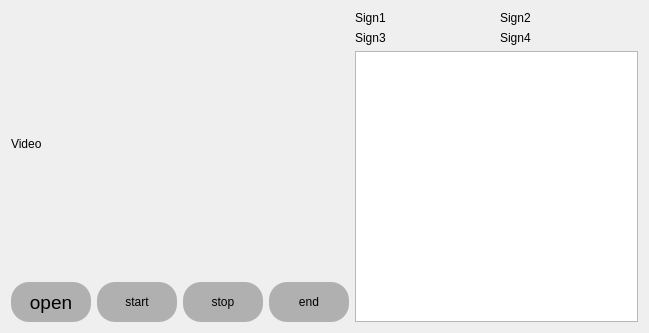
Qt form LaneMarkings_TrafficSigns_Detection/mainwindow.ui (LDevin/LaneMarkings_TrafficSigns_Detection) before a commit.
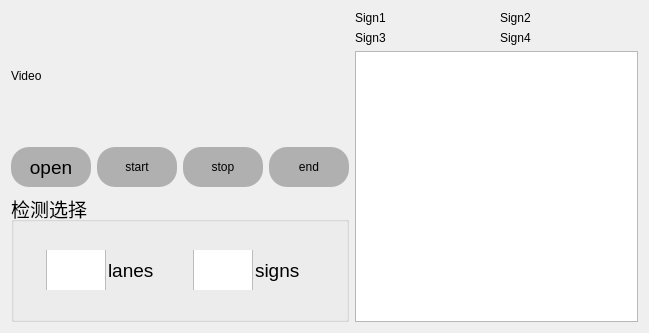
The same form after that commit. Icons and pictures are not drawn.

Patch:
```diff
--- a/LaneMarkings_TrafficSigns_Detection/mainwindow.ui
+++ b/LaneMarkings_TrafficSigns_Detection/mainwindow.ui
@@ -16,6 +16,12 @@
     <height>0</height>
    </size>
   </property>
+  <property name="font">
+   <font>
+    <family>Microsoft YaHei UI</family>
+    <pointsize>14</pointsize>
+   </font>
+  </property>
   <property name="windowTitle">
    <string>MainWindow</string>
   </property>
@@ -33,19 +39,44 @@
 
 QPushButton:hover
 {
-	background-color: rgba(150, 150, 150, 150);
+	background-color: rgba(180, 180, 180, 180);
 }
 
 QPushButton:pressed
 {
-	background-color: rgba(150, 150, 150, 200);
-}</string>
+	background-color: rgba(200, 200, 200, 250);
+}
+QCheckBox{
+    spacing: 2px;
+	text-align: center;
+}
+QCheckBox::indicator {
+    width: 60px; 
+    height: 60px;
+}
+QCheckBox::indicator:unchecked {
+    image: url(:/resource/switchOff);
+}
+QCheckBox::indicator:unchecked:hover {
+    image: url(:/resource/switchOffHover);
+}
+QCheckBox::indicator:unchecked:pressed {
+    image: url(:/resource/switchOffPressed);
+}
+QCheckBox::indicator:checked {
+    image: url(:/resource/switchOn);
+}
+QCheckBox::indicator:checked:hover {
+    image: url(:/resource/switchOnHover);
+}
+QCheckBox::indicator:checked:pressed {
+    image: url(:/resource/switchOnPressed);
+}
+</string>
   </property>
   <widget class="QWidget" name="centralWidget">
    <layout class="QGridLayout" name="gridLayout_2">
     <item row="0" column="0">
-     <layout class="QHBoxLayout" name="horizontalLayout_2">
-      <item>
        <layout class="QVBoxLayout" name="verticalLayout">
         <item>
          <widget class="QLabel" name="label_video">
@@ -149,9 +180,96 @@
           </item>
          </layout>
         </item>
-       </layout>
+      <item>
+       <widget class="QGroupBox" name="groupBox_select">
+        <property name="font">
+         <font>
+          <family>Microsoft YaHei UI</family>
+          <pointsize>14</pointsize>
+         </font>
+        </property>
+        <property name="title">
+         <string>检测选择</string>
+        </property>
+        <layout class="QVBoxLayout" name="verticalLayout_3">
+         <property name="topMargin">
+          <number>0</number>
+         </property>
+         <property name="bottomMargin">
+          <number>0</number>
+         </property>
+         <item>
+          <layout class="QHBoxLayout" name="horizontalLayout_2">
+           <item>
+            <widget class="QCheckBox" name="checkBox_lane">
+             <property name="minimumSize">
+              <size>
+               <width>80</width>
+               <height>40</height>
+              </size>
+             </property>
+             <property name="maximumSize">
+              <size>
+               <width>120</width>
+               <height>40</height>
+              </size>
+             </property>
+             <property name="font">
+              <font>
+               <family>Microsoft YaHei UI</family>
+               <pointsize>14</pointsize>
+              </font>
+             </property>
+             <property name="styleSheet">
+              <string notr="true"/>
+             </property>
+             <property name="text">
+              <string>lanes</string>
+             </property>
+            </widget>
       </item>
       <item>
+            <widget class="QCheckBox" name="checkBox_sign">
+             <property name="minimumSize">
+              <size>
+               <width>80</width>
+               <height>40</height>
+              </size>
+             </property>
+             <property name="maximumSize">
+              <size>
+               <width>120</width>
+               <height>40</height>
+              </size>
+             </property>
+             <property name="font">
+              <font>
+               <family>Microsoft YaHei UI</family>
+               <pointsize>14</pointsize>
+              </font>
+             </property>
+             <property name="styleSheet">
+              <string notr="true"/>
+             </property>
+             <property name="text">
+              <string>signs</string>
+             </property>
+             <property name="iconSize">
+              <size>
+               <width>16</width>
+               <height>16</height>
+              </size>
+             </property>
+            </widget>
+           </item>
+          </layout>
+         </item>
+        </layout>
+       </widget>
+      </item>
+     </layout>
+    </item>
+    <item row="0" column="1">
        <layout class="QVBoxLayout" name="verticalLayout_2">
         <item>
          <layout class="QGridLayout" name="gridLayout">
@@ -224,8 +342,6 @@
            </size>
           </property>
          </widget>
-        </item>
-       </layout>
       </item>
      </layout>
     </item>
```
Lines whose indentation alone changed are shown as unchanged.
